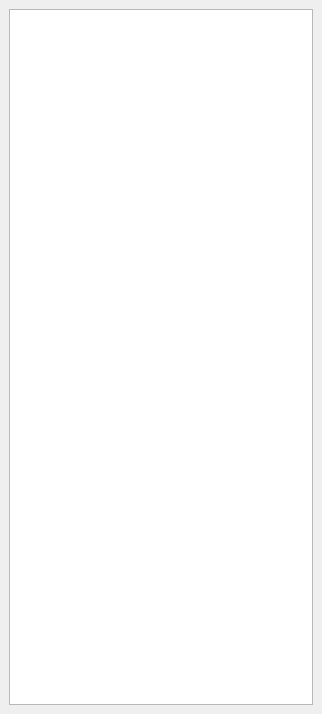
This is autoscoper/src/ui/ui-files/FilterDockWidget.ui in BrownBiomechanics/Autoscoper as Qt 5 draws it before an edit. The edited form follows.
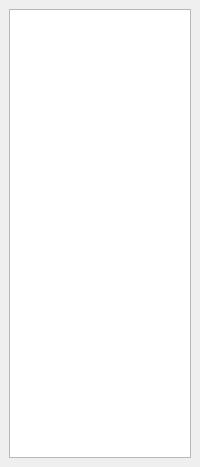
This is the edited form. Custom widgets are drawn as their Qt base class.

Commit message: Modified the size of windows to handle a laptop screen size. Also, updated some PSO parameters.

What changed in the file:
```diff
--- a/autoscoper/src/ui/ui-files/FilterDockWidget.ui
+++ b/autoscoper/src/ui/ui-files/FilterDockWidget.ui
@@ -6,14 +6,14 @@
    <rect>
     <x>0</x>
     <y>0</y>
-    <width>322</width>
-    <height>714</height>
+    <width>200</width>
+    <height>467</height>
    </rect>
   </property>
   <property name="minimumSize">
    <size>
-    <width>318</width>
-    <height>190</height>
+    <width>200</width>
+    <height>193</height>
    </size>
   </property>
   <property name="windowTitle">
@@ -25,7 +25,7 @@
      <widget class="FilterTreeWidget" name="treeWidget">
       <property name="minimumSize">
        <size>
-        <width>300</width>
+        <width>0</width>
         <height>150</height>
        </size>
       </property>
```
The commit also changes 4 other files.
